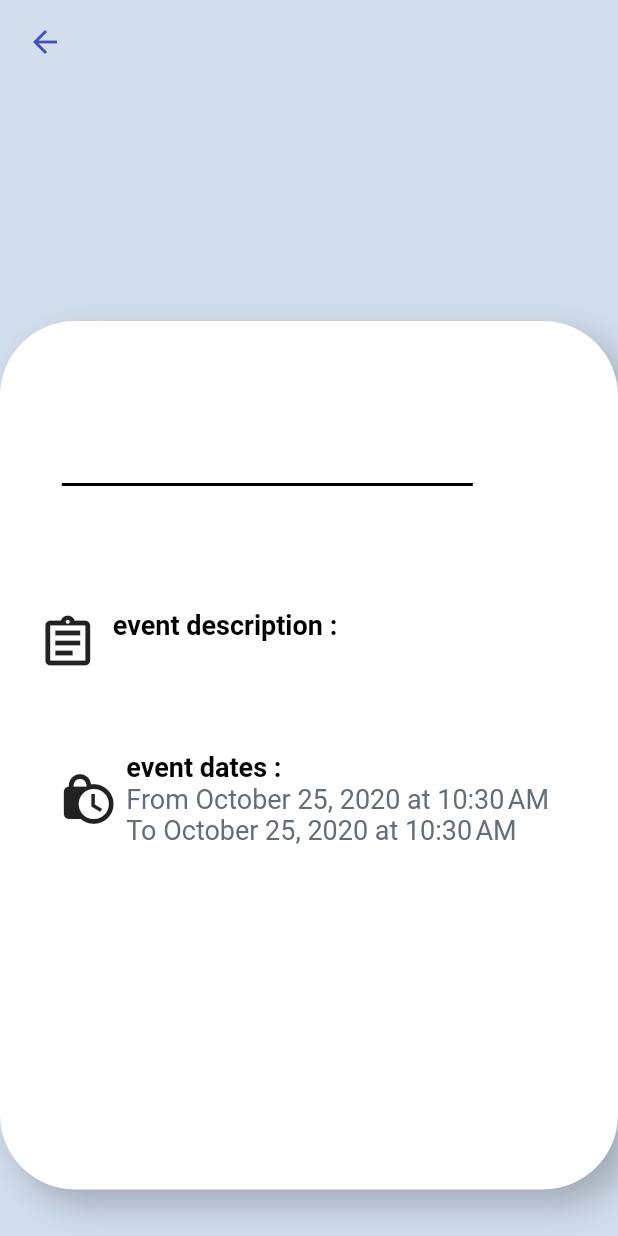
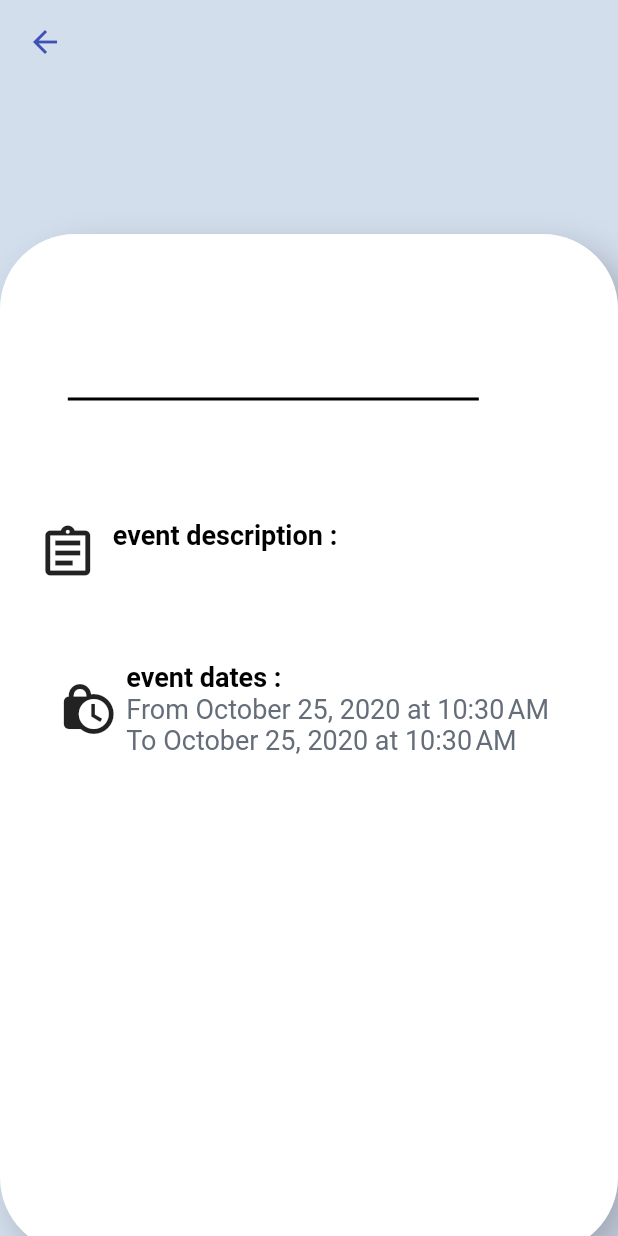
Before and after one commit to CocodeApp/co-code, a Flutter app: the event screen opened directly with empty values, on a phone screen of 412 x 824 dp. Run offline on Flutter 3.47's test engine with Material 2 defaults, Android fonts, the phone set to English and light mode, and no system bars; our stand-ins replace cloud_firestore, convex_bottom_bar, dots_indicator, firebase_auth, firebase_core, flutter_bloc and 7 more; missing offline and left inert: adobe_xd, flutter_form_bloc, form_bloc, googleapis, kf_drawer, slimy_card and 1 more; accounts and stored records are empty; Roboto replaces fonts that are missing (Microsoft PhagsPa); statements that could not run were skipped.

Commit message:
alignment adjusting

```diff
--- a/cocode/lib/features/addEvents/viewEvent.dart
+++ b/cocode/lib/features/addEvents/viewEvent.dart
@@ -43,10 +43,10 @@ class event extends StatelessWidget {
         children: <Widget>[
           //white window
           Transform.translate(
-            offset: Offset(0.0, 158.0),
+            offset: Offset(0.0, 100.0),
             child: Container(
               width: 455.0,
-              height: 579.0,
+              height: 679.0,
               decoration: BoxDecoration(
                 borderRadius: BorderRadius.circular(50.0),
                 color: const Color(0xffffffff),
@@ -62,7 +62,7 @@ class event extends StatelessWidget {
           ),
           //name
           Transform.translate(
-            offset: Offset(41.2, 207.0),
+            offset: Offset(45.2, 150.0),
             child: SizedBox(
               width: 274.0,
               child: Column(
@@ -86,7 +86,7 @@ class event extends StatelessWidget {
           ),
 
           Transform.translate(
-            offset: Offset(25.2, 350.0),
+            offset: Offset(25.2, 290.0),
             child: Column(
               children: [
                 Row(
```
